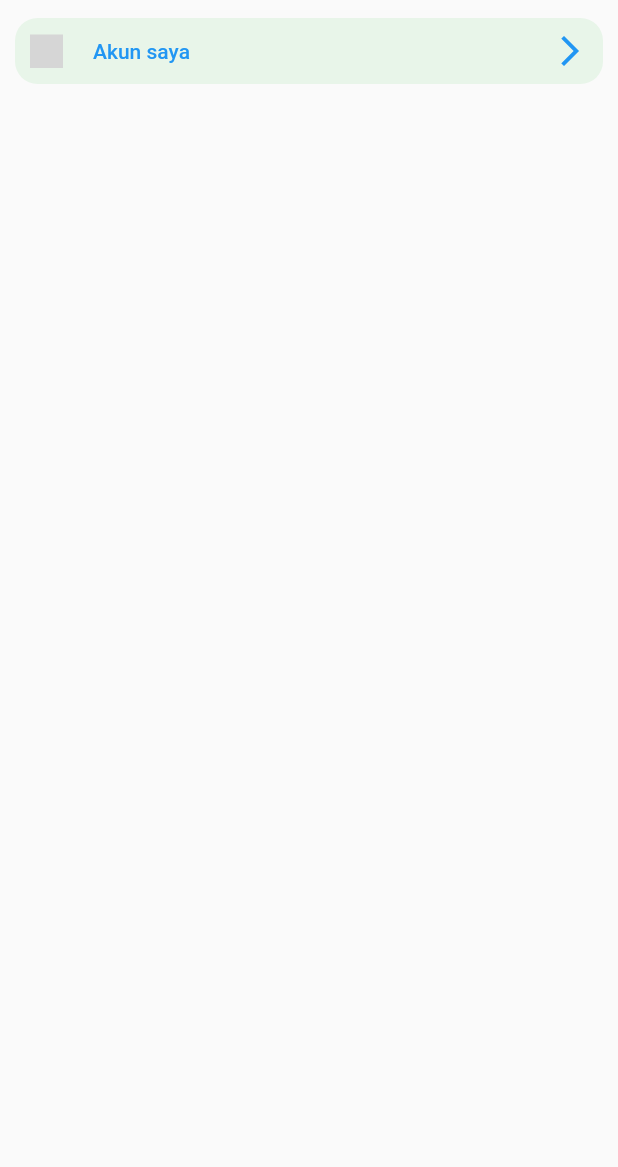
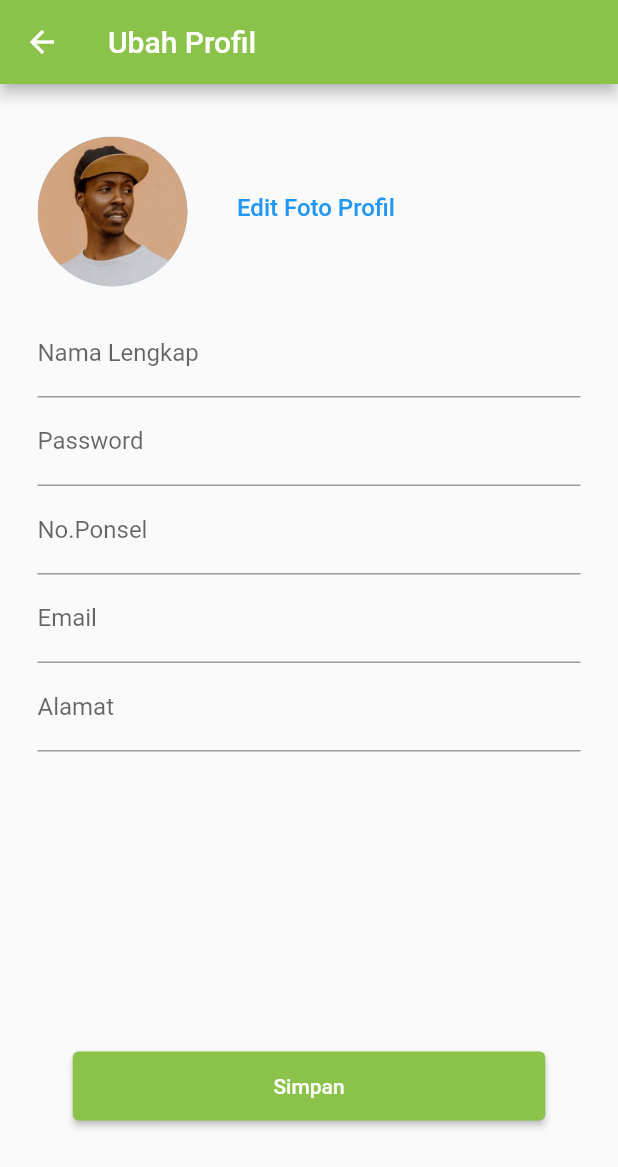
Before and after one commit to KONICCO/freshmart, a Flutter app: the ProfileMenu widget shown alone on an empty page, opened directly, after a tap on "Akun saya", on a phone screen of 412 x 824 dp. Shown: the top 1167 px of the screen. Run offline on Flutter 3.47's test engine with Material 2 defaults, Android fonts, the phone set to English and light mode, and no system bars; our stand-ins replace flutter_svg, google_maps_flutter, image_picker; network calls fail; grey boxes are pictures that could not be loaded.

Commit message:
add screen ubah profil dan notifikasi

```diff
--- a/lib/profile/components/profile_menu.dart
+++ b/lib/profile/components/profile_menu.dart
@@ -35,6 +35,7 @@ class ProfileMenu extends StatelessWidget {
               icon,
               color: kPrimaryColor,
               width: 22,
+              height: 50,
             ),
             SizedBox(width: 20),
             Expanded(child: Text(text)),
--- /dev/null
+++ b/lib/ubahProfil.dart
@@ -0,0 +1,182 @@
+import 'dart:io';
+
+import 'package:flutter/material.dart';
+import 'package:image_picker/image_picker.dart';
+
+class UbahProfil extends StatefulWidget {
+  const UbahProfil({Key? key}) : super(key: key);
+
+  @override
+  State<UbahProfil> createState() => _UbahProfilState();
+}
+
+class _UbahProfilState extends State<UbahProfil> {
+  File? image;
+  late TextEditingController _controller;
+
+  Future openCamera() async {
+    final pickedImage =
+        await ImagePicker().pickImage(source: ImageSource.camera);
+    setState(() {
+      image = File(pickedImage!.path);
+    });
+  }
+
+  Future openGallery() async {
+    final imageGallery =
+        await ImagePicker().pickImage(source: ImageSource.gallery);
+    setState(() {
+      image = File(imageGallery!.path);
+    });
+  }
+
+  @override
+  void initState() {
+    super.initState();
+    _controller = TextEditingController();
+  }
+
+  @override
+  void dispose() {
+    _controller.dispose();
+    super.dispose();
+  }
+
+  @override
+  Widget build(BuildContext context) {
+    return Scaffold(
+      appBar: AppBar(
+        title: Text("Ubah Profil"),
+        backgroundColor: Colors.lightGreen,
+      ),
+      body: Padding(
+        padding: const EdgeInsets.all(15.0),
+        child: Container(
+            child: Column(
+          children: [
+            Container(
+              child: Row(children: [
+                Padding(
+                  padding: const EdgeInsets.only(top: 20, left: 10),
+                  child: image != null
+                      ? ClipOval(
+                          child: Image.file(
+                          image!,
+                          width: 81,
+                          height: 81,
+                          fit: BoxFit.cover,
+                        ))
+                      : SizedBox(
+                          width: 100,
+                          height: 100,
+                          child: CircleAvatar(
+                            radius: 50,
+                            backgroundImage: AssetImage(
+                              'images/default.png',
+                            ),
+                          ),
+                        ),
+                ),
+                Padding(
+                  padding: const EdgeInsets.only(left: 25, top: 15),
+                  child: TextButton(
+                    onPressed: () {
+                      showModalBottomSheet(
+                          context: context,
+                          builder: ((builder) => Container(
+                              height: 100,
+                              width: MediaQuery.of(context).size.width,
+                              margin: EdgeInsets.symmetric(
+                                  horizontal: 20, vertical: 20),
+                              child: Column(
+                                children: [
+                                  Text(
+                                    'Choose Profile Photo',
+                                    style: TextStyle(fontSize: 20),
+                                  ),
+                                  SizedBox(
+                                    height: 20,
+                                  ),
+                                  Row(
+                                    mainAxisAlignment: MainAxisAlignment.center,
+                                    children: [
+                                      // ignore: deprecated_member_use
+                                      FlatButton.icon(
+                                        icon: Icon(Icons.camera),
+                                        onPressed: () {
+                                          openCamera();
+                                          Navigator.pop(context);
+                                        },
+                                        label: Text('Camera'),
+                                      ),
+                                      // ignore: deprecated_member_use
+                                      FlatButton.icon(
+                                        icon: Icon(Icons.image),
+                                        onPressed: () {
+                                          openGallery();
+                                          Navigator.pop(context);
+                                        },
+                                        label: Text('Gallery'),
+                                      )
+                                    ],
+                                  )
+                                ],
+                              ))));
+                    },
+                    child: Text(
+                      "Edit Foto Profil",
+                      style: TextStyle(color: Colors.blue, fontSize: 16),
+                    ),
+                  ),
+                )
+              ]),
+            ),
+            Padding(
+              padding: const EdgeInsets.only(right: 10, left: 10, top: 15),
+              child: SingleChildScrollView(
+                child: Column(children: [
+                  Container(
+                    child: TextField(
+                      decoration: InputDecoration(labelText: "Nama Lengkap"),
+                    ),
+                  ),
+                  Container(
+                    child: TextField(
+                      decoration: InputDecoration(labelText: "Password"),
+                    ),
+                  ),
+                  Container(
+                    child: TextField(
+                      decoration: InputDecoration(labelText: "No.Ponsel"),
+                    ),
+                  ),
+                  Container(
+                    child: TextField(
+                      decoration: InputDecoration(labelText: "Email"),
+                    ),
+                  ),
+                  Container(
+                    child: TextField(
+                      decoration: InputDecoration(labelText: "Alamat"),
+                    ),
+                  )
+                ]),
+              ),
+            ),
+            Padding(
+              padding: const EdgeInsets.only(top: 200),
+              child: SizedBox(
+                  width: 315,
+                  height: 46,
+                  child: ElevatedButton(
+                      onPressed: () {},
+                      child: Text("Simpan"),
+                      style: ElevatedButton.styleFrom(
+                          primary: Colors.lightGreen))),
+            )
+          ],
+        )),
+      ),
+    );
+  }
+}
```
Also changed, not shown: lib/kategori.dart (+9 -1 lines), lib/notifikasi.dart (added, +116 -0 lines), lib/profile/components/body.dart (+7 -1 lines), images/market.png (added).
